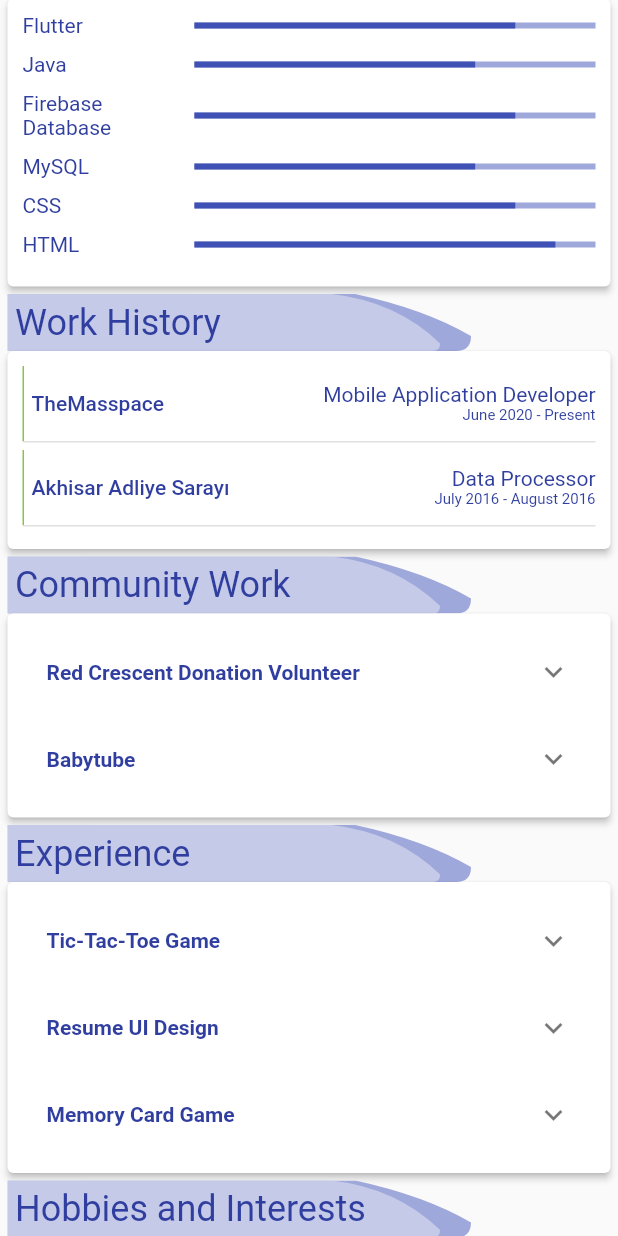
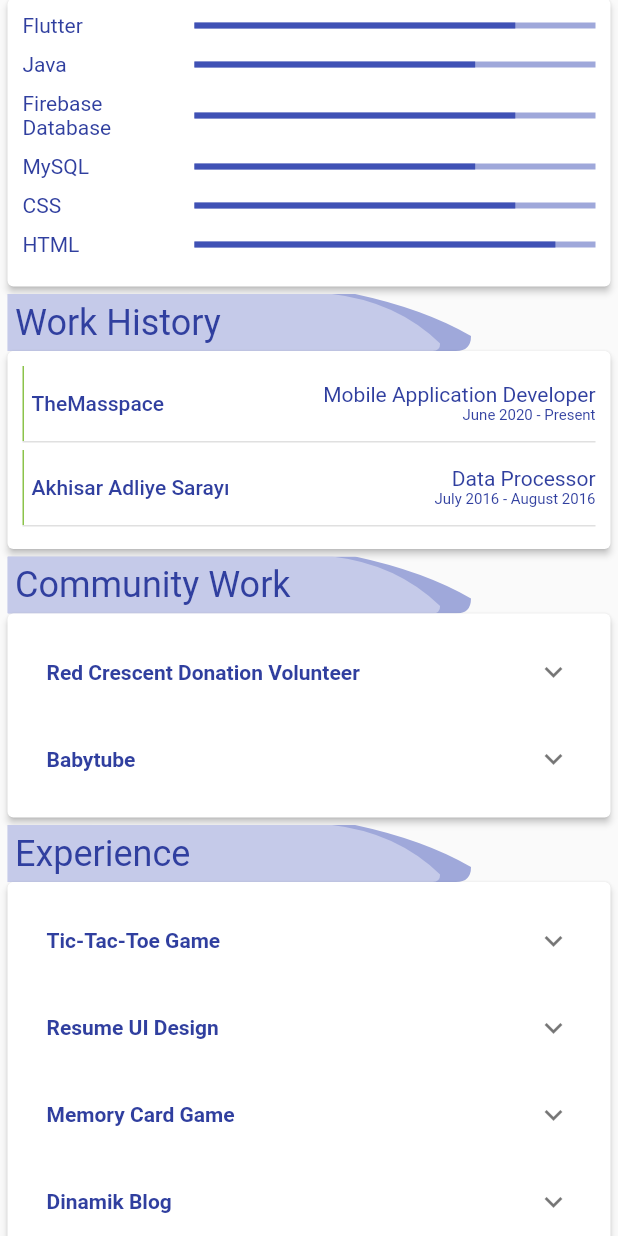
Before and after one commit to mustafauys/Resume-UI-Design, a Flutter app: the screen it shows after launch, scrolled down 576 dp, on a phone screen of 412 x 824 dp. Run offline on Flutter 3.47's test engine with Material 2 defaults, Android fonts, the phone set to English and light mode, and no system bars; our stand-ins replace flutter_linkify, font_awesome_flutter.

```diff
--- a/lib/resumecontent/mustafa_resume_content.dart
+++ b/lib/resumecontent/mustafa_resume_content.dart
@@ -95,6 +95,11 @@ class MustafaResumeContent {
             description:
                 "Here is a game where we try to match the numbers that are the same",
             link: "https://github.com/UysalMustafaa/Card"),
+        ContentExperience(
+            title: "Dinamik Blog",
+            description:
+                "It is a web page with a user panel where you will dynamically share information and personal development.",
+            link: "https://github.com/UysalMustafaa/Dinamik-Blog"),
       ],
       communityWorkList: [
         ContentExperience(
```
